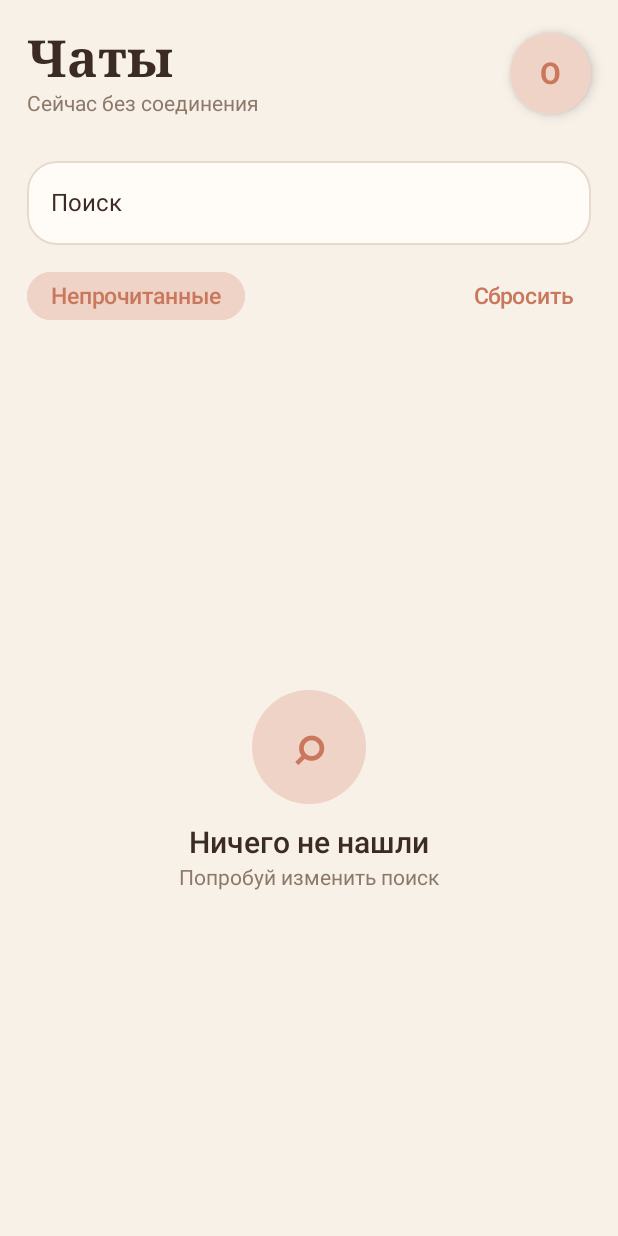
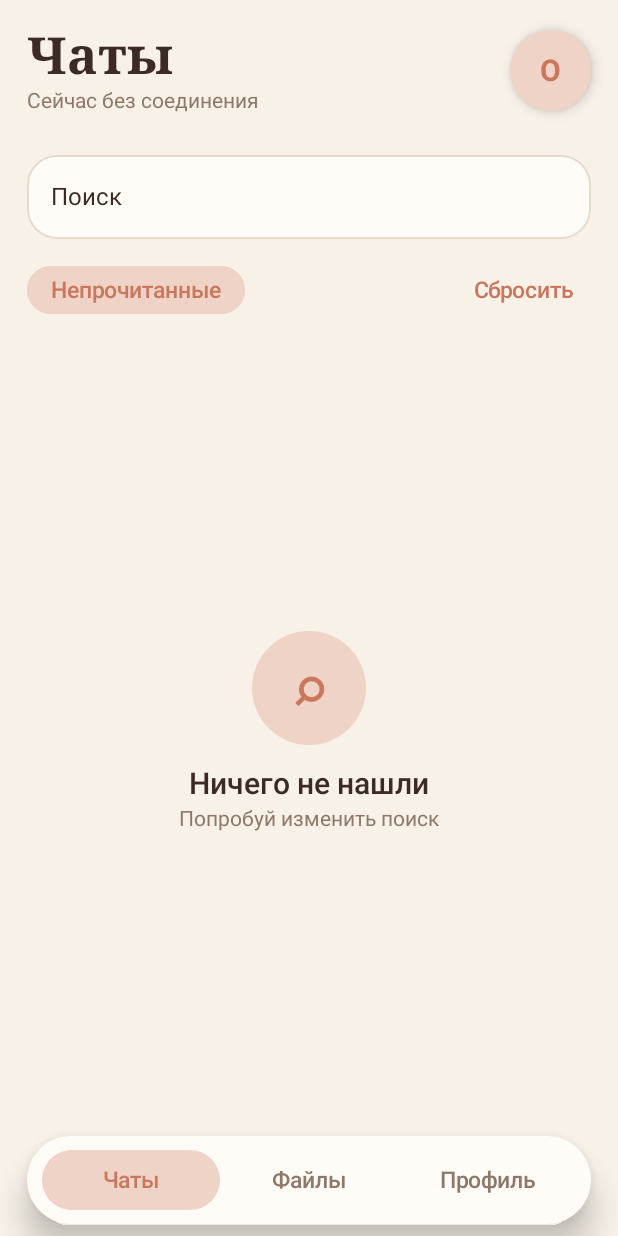
Before and after one commit to nemec8912-eng/Ochag, an Android app built with Jetpack Compose: the ChatListScreen screen opened through its navigation route, after a tap on "Непрочитанные", on a phone screen of 412 x 824 dp. Run offline under Robolectric (Android 15) with nearby library versions, the phone set to English and light mode, and no system bars; our stand-ins replace Room's generated code.

Commit message:
UI финал: единая нижняя навигация в списке чатов

```diff
--- a/app/src/main/java/com/ochag/app/ui/screens/chats/ChatListScreen.kt
+++ b/app/src/main/java/com/ochag/app/ui/screens/chats/ChatListScreen.kt
@@ -1,7 +1,6 @@
 package com.ochag.app.ui.screens.chats
 
 import android.net.Uri
-import androidx.compose.foundation.background
 import androidx.compose.foundation.layout.Arrangement
 import androidx.compose.foundation.layout.Box
 import androidx.compose.foundation.layout.Column
@@ -23,6 +22,7 @@ import androidx.compose.material3.CardDefaults
 import androidx.compose.material3.FilterChip
 import androidx.compose.material3.FilterChipDefaults
 import androidx.compose.material3.MaterialTheme
+import androidx.compose.material3.Scaffold
 import androidx.compose.material3.Surface
 import androidx.compose.material3.Text
 import androidx.compose.material3.TextButton
@@ -34,7 +34,6 @@ import androidx.compose.runtime.remember
 import androidx.compose.runtime.setValue
 import androidx.compose.ui.Alignment
 import androidx.compose.ui.Modifier
-import androidx.compose.ui.draw.clip
 import androidx.compose.ui.graphics.Color
 import androidx.compose.ui.text.font.FontWeight
 import androidx.compose.ui.text.style.TextOverflow
@@ -44,6 +43,7 @@ import com.ochag.app.data.ChatRepository
 import com.ochag.app.data.ChatType
 import com.ochag.app.data.ServerRealtime
 import com.ochag.app.ui.components.OchagAvatar
+import com.ochag.app.ui.components.OchagBottomBar
 import com.ochag.app.ui.components.OchagTextField
 import com.ochag.app.ui.theme.BorderSoft
 import com.ochag.app.ui.theme.BrownTextPrimary
@@ -57,6 +57,7 @@ import java.util.Locale
 
 @Composable
 fun ChatListScreen(
+    onFilesClick: () -> Unit = {},
     onProfileClick: () -> Unit = {},
     onChatClick: (Long, String) -> Unit = { _, _ -> }
 ) {
@@ -67,61 +68,61 @@ fun ChatListScreen(
     var unreadOnly by remember { mutableStateOf(false) }
 
     val normalizedOnlineUsers = remember(onlineUsers) {
-        onlineUsers
-            .map(::normalizePresenceName)
-            .filter { it.isNotBlank() }
-            .toSet()
+        onlineUsers.map(::normalizePresenceName).filter { it.isNotBlank() }.toSet()
     }
 
     val sortedChats = ChatRepository.chats
         .filter { chat ->
             val query = searchText.trim()
-            val matchesSearch =
-                query.isBlank() ||
+            val matchesSearch = query.isBlank() ||
                 chat.title.contains(query, ignoreCase = true) ||
                 chat.lastMessage.contains(query, ignoreCase = true) ||
                 chat.members.any { it.contains(query, ignoreCase = true) }
-
             val matchesUnread = !unreadOnly || chat.unreadCount > 0
             matchesSearch && matchesUnread
         }
-        .sortedWith(
-            compareByDescending<Chat> { it.lastActivityAt }
-                .thenBy { it.id }
-        )
+        .sortedWith(compareByDescending<Chat> { it.lastActivityAt }.thenBy { it.id })
 
     val currentUserName = ServerRealtime.userName.ifBlank { "Очаг" }
 
-    Surface(
-        modifier = Modifier.fillMaxSize(),
-        color = CreamBackground
-    ) {
+    Scaffold(
+        containerColor = CreamBackground,
+        bottomBar = {
+            OchagBottomBar(
+                items = listOf("Чаты", "Файлы", "Профиль"),
+                selectedIndex = 0,
+                modifier = Modifier.padding(horizontal = 18.dp, vertical = 8.dp)
+            ) { index ->
+                when (index) {
+                    1 -> onFilesClick()
+                    2 -> onProfileClick()
+                }
+            }
+        }
+    ) { innerPadding ->
         Column(
             modifier = Modifier
                 .fillMaxSize()
+                .padding(innerPadding)
                 .padding(horizontal = 18.dp)
         ) {
-            Spacer(Modifier.height(20.dp))
+            Spacer(Modifier.height(18.dp))
 
             Row(
                 modifier = Modifier.fillMaxWidth(),
                 verticalAlignment = Alignment.CenterVertically
             ) {
-                Column(
-                    modifier = Modifier.weight(1f)
-                ) {
+                Column(modifier = Modifier.weight(1f)) {
                     Text(
                         text = "Чаты",
                         style = MaterialTheme.typography.headlineLarge,
                         fontWeight = FontWeight.Bold,
                         color = BrownTextPrimary
                     )
-
                     Spacer(Modifier.height(2.dp))
-
                     Text(
                         text = when (connectionState) {
-                            ServerRealtime.ConnectionState.ONLINE -> "Всё рядом, свои на связи"
+                            ServerRealtime.ConnectionState.ONLINE -> "Только свои люди ♥"
                             ServerRealtime.ConnectionState.CONNECTING -> "Подключаемся к близким…"
                             ServerRealtime.ConnectionState.OFFLINE -> "Сейчас без соединения"
                         },
@@ -137,14 +138,9 @@ fun ChatListScreen(
                     color = TerracottaSoft,
                     shadowElevation = 5.dp
                 ) {
-                    Box(
-                        contentAlignment = Alignment.Center
-                    ) {
+                    Box(contentAlignment = Alignment.Center) {
                         Text(
-                            text = currentUserName
-                                .firstOrNull { it.isLetterOrDigit() }
-                                ?.uppercase()
-                                ?: "О",
+                            text = currentUserName.firstOrNull { it.isLetterOrDigit() }?.uppercase() ?: "О",
                             style = MaterialTheme.typography.titleLarge,
                             fontWeight = FontWeight.Bold,
                             color = TerracottaPrimary
@@ -153,7 +149,7 @@ fun ChatListScreen(
                 }
             }
 
-            Spacer(Modifier.height(22.dp))
+            Spacer(Modifier.height(20.dp))
 
             OchagTextField(
                 value = searchText,
@@ -193,16 +189,11 @@ fun ChatListScreen(
                 Spacer(Modifier.weight(1f))
 
                 if (searchText.isNotBlank() || unreadOnly) {
-                    TextButton(
-                        onClick = {
+                    TextButton(onClick = {
                         searchText = ""
                         unreadOnly = false
-                        }
-                    ) {
-                        Text(
-                            text = "Сбросить",
-                            color = TerracottaPrimary
-                        )
+                    }) {
+                        Text("Сбросить", color = TerracottaPrimary)
                     }
                 }
             }
@@ -210,39 +201,21 @@ fun ChatListScreen(
             Spacer(Modifier.height(8.dp))
 
             if (sortedChats.isEmpty()) {
-                EmptyChatsState(
-                    filtered = searchText.isNotBlank() || unreadOnly
-                )
+                EmptyChatsState(filtered = searchText.isNotBlank() || unreadOnly)
             } else {
                 LazyColumn(
                     modifier = Modifier.fillMaxSize(),
                     verticalArrangement = Arrangement.spacedBy(12.dp),
-                    contentPadding = PaddingValues(
-                        top = 4.dp,
-                        bottom = 28.dp
-                    )
+                    contentPadding = PaddingValues(top = 4.dp, bottom = 22.dp)
                 ) {
-                    items(
-                        items = sortedChats,
-                        key = { it.id }
-                    ) { chat ->
-                        val isOnline = isPrivateChatOnline(
-                            chat = chat,
-                            onlineUsers = normalizedOnlineUsers
-                        )
-
-                        val presenceText = buildPresenceText(
-                            chat = chat,
-                            onlineUsers = normalizedOnlineUsers
-                        )
-
+                    items(sortedChats, key = { it.id }) { chat ->
+                        val isOnline = isPrivateChatOnline(chat, normalizedOnlineUsers)
+                        val presenceText = buildPresenceText(chat, normalizedOnlineUsers)
                         ChatCard(
                             chat = chat,
                             isOnline = isOnline,
                             presenceText = presenceText,
-                            onClick = {
-                                onChatClick(chat.id, chat.title)
-                            }
+                            onClick = { onChatClick(chat.id, chat.title) }
                         )
                     }
                 }
@@ -252,24 +225,11 @@ fun ChatListScreen(
 }
 
 @Composable
-private fun EmptyChatsState(
-    filtered: Boolean
-) {
-    Box(
-        modifier = Modifier.fillMaxSize(),
-        contentAlignment = Alignment.Center
-    ) {
-        Column(
-            horizontalAlignment = Alignment.CenterHorizontally
-        ) {
-            Surface(
-                modifier = Modifier.size(76.dp),
-                shape = CircleShape,
-                color = TerracottaSoft
-            ) {
-                Box(
-                    contentAlignment = Alignment.Center
-                ) {
+private fun EmptyChatsState(filtered: Boolean) {
+    Box(modifier = Modifier.fillMaxSize(), contentAlignment = Alignment.Center) {
+        Column(horizontalAlignment = Alignment.CenterHorizontally) {
+            Surface(modifier = Modifier.size(76.dp), shape = CircleShape, color = TerracottaSoft) {
+                Box(contentAlignment = Alignment.Center) {
                     Text(
                         text = if (filtered) "⌕" else "♡",
                         style = MaterialTheme.typography.headlineLarge,
@@ -277,24 +237,16 @@ private fun EmptyChatsState(
                     )
                 }
             }
-
             Spacer(Modifier.height(14.dp))
-
             Text(
                 text = if (filtered) "Ничего не нашли" else "Здесь будут ваши чаты",
                 style = MaterialTheme.typography.titleLarge,
                 color = BrownTextPrimary,
                 fontWeight = FontWeight.SemiBold
             )
-
             Spacer(Modifier.height(4.dp))
-
             Text(
-                text = if (filtered) {
-                    "Попробуй изменить поиск"
-                } else {
-                    "Начни разговор с близкими"
-                },
+                text = if (filtered) "Попробуй изменить поиск" else "Начни разговор с близкими",
                 style = MaterialTheme.typography.bodyMedium,
                 color = BrownTextSecondary
             )
@@ -313,36 +265,22 @@ private fun ChatCard(
         onClick = onClick,
         modifier = Modifier.fillMaxWidth(),
         shape = RoundedCornerShape(28.dp),
-        colors = CardDefaults.cardColors(
-            containerColor = CardWhite
-        ),
-        elevation = CardDefaults.cardElevation(
-            defaultElevation = 5.dp
-        )
+        colors = CardDefaults.cardColors(containerColor = CardWhite),
+        elevation = CardDefaults.cardElevation(defaultElevation = 5.dp)
     ) {
         Row(
-            modifier = Modifier
-                .fillMaxWidth()
-                .padding(16.dp),
+            modifier = Modifier.fillMaxWidth().padding(16.dp),
             verticalAlignment = Alignment.CenterVertically
         ) {
             if (chat.type == ChatType.PRIVATE) {
-                OchagAvatar(
-                    name = chat.title,
-                    size = 58.dp,
-                    online = isOnline
-                )
+                OchagAvatar(name = chat.title, size = 58.dp, online = isOnline)
             } else {
-                GroupAvatar(
-                    chat = chat
-                )
+                GroupAvatar(chat)
             }
 
             Spacer(Modifier.width(14.dp))
 
-            Column(
-                modifier = Modifier.weight(1f)
-            ) {
+            Column(modifier = Modifier.weight(1f)) {
                 Row(
                     modifier = Modifier.fillMaxWidth(),
                     verticalAlignment = Alignment.CenterVertically
@@ -353,21 +291,12 @@ private fun ChatCard(
                         maxLines = 1,
                         overflow = TextOverflow.Ellipsis,
                         style = MaterialTheme.typography.titleMedium,
-                        fontWeight = if (chat.unreadCount > 0) {
-                            FontWeight.Bold
-                        } else {
-                            FontWeight.SemiBold
-                        },
+                        fontWeight = if (chat.unreadCount > 0) FontWeight.Bold else FontWeight.SemiBold,
                         color = BrownTextPrimary
                     )
-
                     if (chat.lastTime.isNotBlank()) {
                         Spacer(Modifier.width(8.dp))
-                        Text(
-                            text = chat.lastTime,
-                            style = MaterialTheme.typography.labelMedium,
-                            color = BrownTextSecondary
-                        )
+                        Text(chat.lastTime, style = MaterialTheme.typography.labelMedium, color = BrownTextSecondary)
                     }
                 }
 
@@ -378,11 +307,7 @@ private fun ChatCard(
                     maxLines = 1,
                     overflow = TextOverflow.Ellipsis,
                     style = MaterialTheme.typography.labelMedium,
-                    color = if (chat.type == ChatType.PRIVATE && isOnline) {
-                        OnlineGreen
-                    } else {
-                        BrownTextSecondary
-                    }
+                    color = if (chat.type == ChatType.PRIVATE && isOnline) OnlineGreen else BrownTextSecondary
                 )
 
                 Spacer(Modifier.height(7.dp))
@@ -406,24 +331,12 @@ private fun ChatCard(
                         style = MaterialTheme.typography.bodyMedium,
                         color = BrownTextSecondary
                     )
-
                     if (chat.unreadCount > 0) {
                         Spacer(Modifier.width(10.dp))
-
-                        Surface(
-                            shape = CircleShape,
-                            color = TerracottaPrimary
-                        ) {
+                        Surface(shape = CircleShape, color = TerracottaPrimary) {
                             Text(
-                                text = if (chat.unreadCount > 99) {
-                                    "99+"
-                                } else {
-                                    chat.unreadCount.toString()
-                                },
-                                modifier = Modifier.padding(
-                                    horizontal = 9.dp,
-                                    vertical = 4.dp
-                                ),
+                                text = if (chat.unreadCount > 99) "99+" else chat.unreadCount.toString(),
+                                modifier = Modifier.padding(horizontal = 9.dp, vertical = 4.dp),
                                 color = Color.White,
                                 style = MaterialTheme.typography.labelMedium,
                                 fontWeight = FontWeight.Bold
@@ -437,9 +350,7 @@ private fun ChatCard(
 }
 
 @Composable
-private fun GroupAvatar(
-    chat: Chat
-) {
+private fun GroupAvatar(chat: Chat) {
     Surface(
         modifier = Modifier.size(58.dp),
         shape = RoundedCornerShape(20.dp),
@@ -450,27 +361,15 @@ private fun GroupAvatar(
             ChatType.PRIVATE -> TerracottaSoft
         }
     ) {
-        Box(
-            contentAlignment = Alignment.Center
-        ) {
-            Text(
-                text = avatarText(chat),
-                style = MaterialTheme.typography.headlineSmall
-            )
+        Box(contentAlignment = Alignment.Center) {
+            Text(text = avatarText(chat), style = MaterialTheme.typography.headlineSmall)
         }
     }
 }
 
-private fun buildPresenceText(
-    chat: Chat,
-    onlineUsers: Set<String>
-): String {
+private fun buildPresenceText(chat: Chat, onlineUsers: Set<String>): String {
     if (chat.type == ChatType.PRIVATE) {
-        return if (isPrivateChatOnline(chat, onlineUsers)) {
-            "● В сети"
-        } else {
-            "Не в сети"
-        }
+        return if (isPrivateChatOnline(chat, onlineUsers)) "● В сети" else "Не в сети"
     }
 
     val normalizedMembers = chat.members
@@ -481,55 +380,29 @@ private fun buildPresenceText(
     val onlineCount = normalizedMembers.count { onlineUsers.contains(it) }
     val totalCount = normalizedMembers.size
 
-    return if (totalCount > 0) {
-        "$onlineCount из $totalCount сейчас в сети"
-    } else {
-        "Пока никого в сети"
-    }
+    return if (totalCount > 0) "$onlineCount из $totalCount сейчас в сети" else "Пока никого в сети"
 }
 
-private fun isPrivateChatOnline(
-    chat: Chat,
-    onlineUsers: Set<String>
-): Boolean {
+private fun isPrivateChatOnline(chat: Chat, onlineUsers: Set<String>): Boolean {
     if (chat.type != ChatType.PRIVATE) return false
-
     val myName = normalizePresenceName(ServerRealtime.userName)
-
     return chat.members
         .map(::normalizePresenceName)
         .filter { it.isNotBlank() && it != myName }
         .any { onlineUsers.contains(it) }
 }
 
-private fun normalizePresenceName(
-    value: String
-): String {
-    val decoded = try {
-        Uri.decode(value)
-    } catch (_: Exception) {
-        value
-    }
-
+private fun normalizePresenceName(value: String): String {
+    val decoded = try { Uri.decode(value) } catch (_: Exception) { value }
     return decoded
         .trim()
         .lowercase(Locale.getDefault())
-        .replace(
-            Regex("[^\\p{L}\\p{N}]+"),
-            ""
-        )
+        .replace(Regex("[^\\p{L}\\p{N}]+"), "")
 }
 
-private fun avatarText(
-    chat: Chat
-): String {
-    return when (chat.type) {
+private fun avatarText(chat: Chat): String = when (chat.type) {
     ChatType.FAMILY -> "⌂"
     ChatType.THEME -> "✦"
     ChatType.GROUP -> "👥"
-        ChatType.PRIVATE -> chat.title
-            .firstOrNull { it.isLetterOrDigit() }
-            ?.uppercase()
-            ?: "О"
+    ChatType.PRIVATE -> chat.title.firstOrNull { it.isLetterOrDigit() }?.uppercase() ?: "О"
 }
-}
```
Lines whose indentation alone changed are shown as unchanged.
